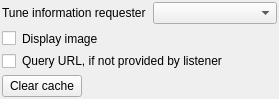
Old version of the form src/plugins/tune/tuneoptions.ui in the repository xnamed/vacuum-im.
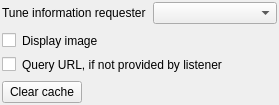
New version of the form.

Patch:
```diff
--- a/src/plugins/tune/tuneoptions.ui
+++ b/src/plugins/tune/tuneoptions.ui
@@ -7,7 +7,7 @@
     <x>0</x>
     <y>0</y>
     <width>279</width>
-    <height>99</height>
+    <height>102</height>
    </rect>
   </property>
   <property name="sizePolicy">
@@ -32,6 +32,9 @@
    <property name="bottomMargin">
     <number>2</number>
    </property>
+   <property name="verticalSpacing">
+    <number>9</number>
+   </property>
    <item row="0" column="0" colspan="2">
     <widget class="QLabel" name="lblTuneDataRequester">
      <property name="sizePolicy">
```
Left out of the diff: 2 changed lines with no effect on the pictures.
